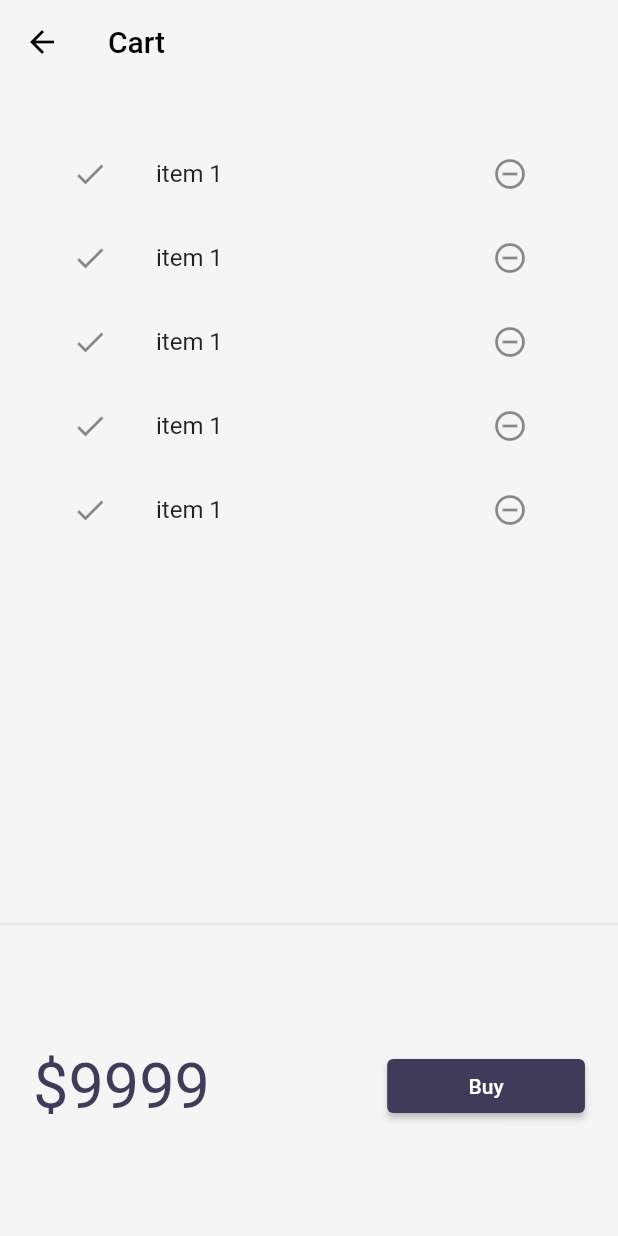
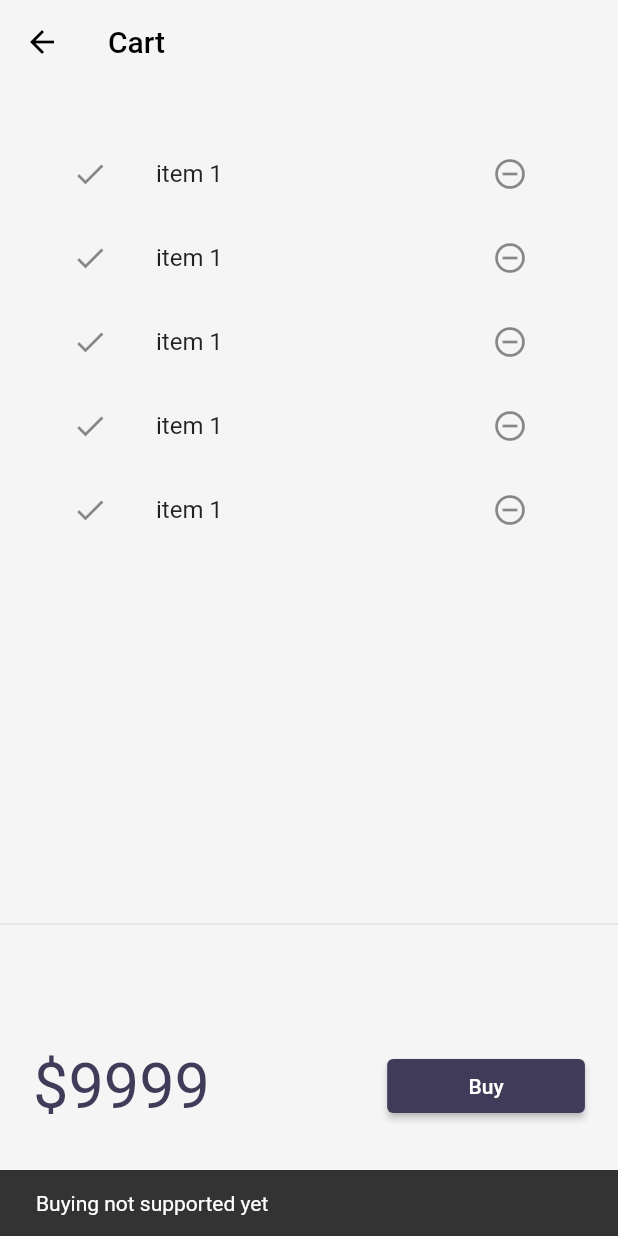
Before and after one commit to azkaBashir46/CateLog, a Flutter app: the CartPage screen opened by its route, after a tap on "Buy", on a phone screen of 412 x 824 dp. Run offline on Flutter 3.47's test engine with Material 2 defaults, Android fonts, the phone set to English and light mode, and no system bars; our stand-ins replace velocity_x; network calls fail.

Commit message:
ScaffoldMessanger,cartModel, ListFold

```diff
--- a/lib/pages/cart_page.dart
+++ b/lib/pages/cart_page.dart
@@ -36,7 +36,11 @@ class _CartTotal extends StatelessWidget {
 
         "\$9999".text.xl5.color(context.theme.accentColor).make(),
         30.widthBox,
-        ElevatedButton(onPressed: (){},
+        ElevatedButton(onPressed: (){
+          ScaffoldMessenger.of(context).showSnackBar(SnackBar(
+          content: "Buying not supported yet".text.make()));
+
+        },
         child: "Buy".text.white.make(),
         style:ButtonStyle(
           backgroundColor:MaterialStateProperty.all(context.theme.buttonColor)
```
Also changed, not shown: lib/pages/Model/cart.dart (+23 -16 lines).
